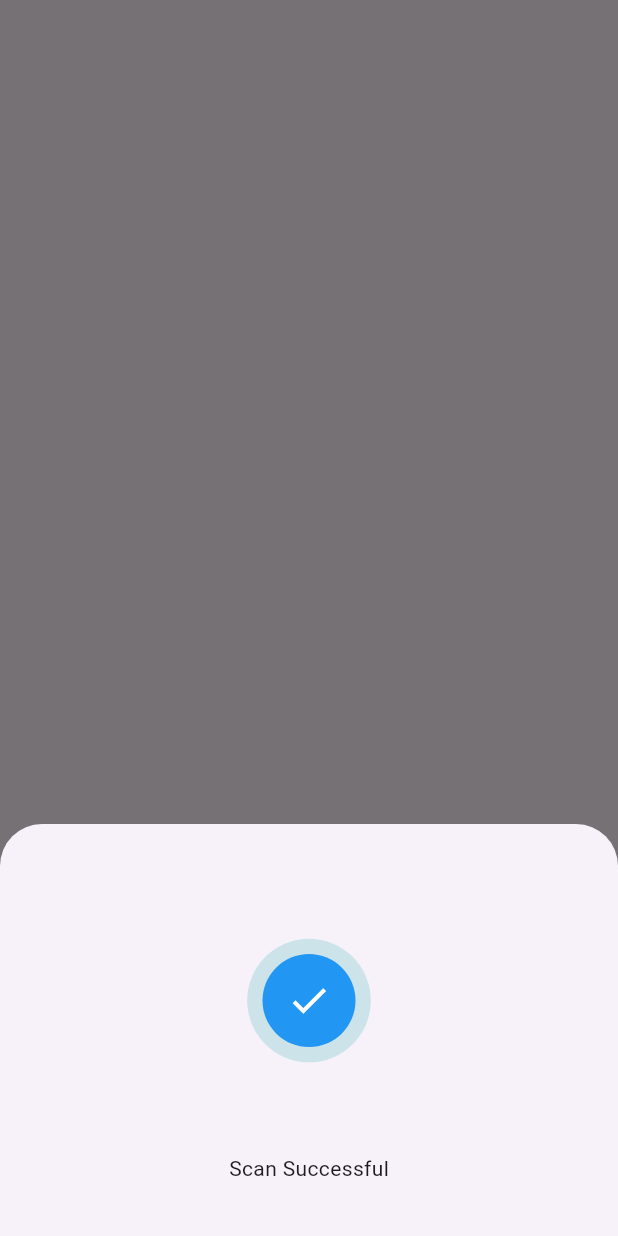
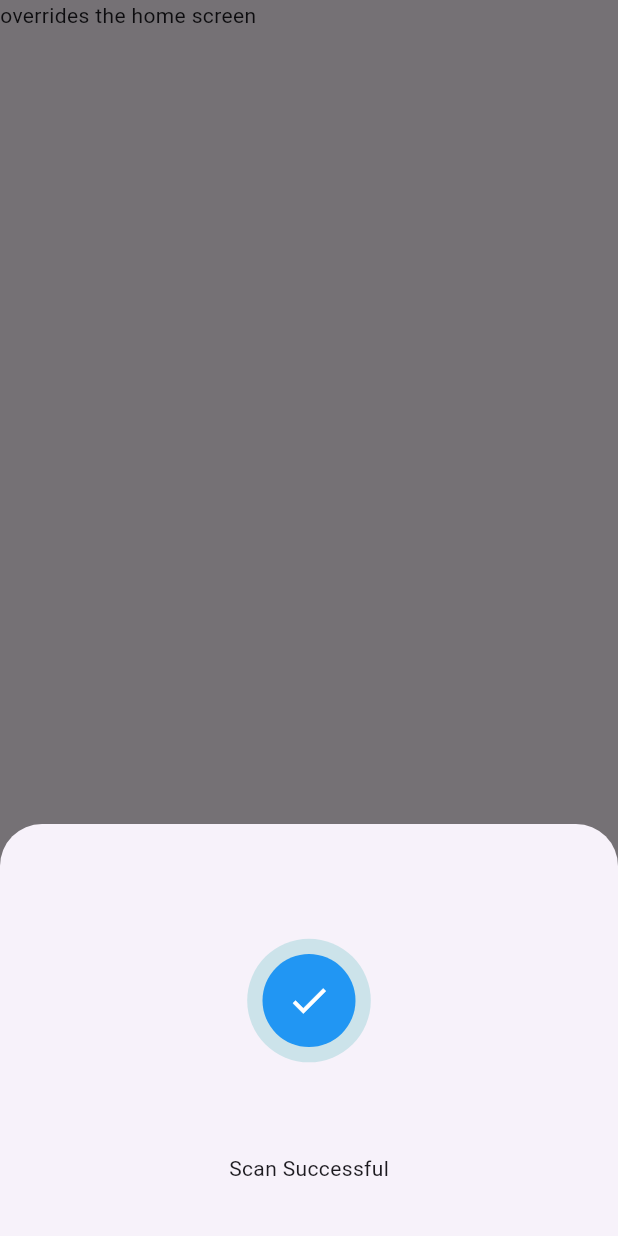
Before and after one commit to Omozuas/Team_I_TouchSync, a Flutter app: the ReadTagSuccessPage screen opened directly, on a phone screen of 412 x 824 dp. Run offline on Flutter 3.47's test engine with Material 3 defaults, Android fonts, the phone set to English and light mode, and no system bars; our stand-ins replace flutter_contacts, get, hexcolor, permission_handler; missing offline and left inert: nfc_manager.

Commit message:
Update scan_success.dart

```diff
--- a/lib/views/read_tag_screen/scan_success.dart
+++ b/lib/views/read_tag_screen/scan_success.dart
@@ -16,7 +16,7 @@ class _ReadTagSuccessPageState extends State<ReadTagSuccessPage> {
   @override
   void initState() {
     super.initState();
-    // Delay the popup to ensure the widget is fully built before showing the dialog
+    // init the function on navigation with a popup
     WidgetsBinding.instance.addPostFrameCallback((_) {
       _showHalfScreenPopup(context);
     });
@@ -44,7 +44,7 @@ class _ReadTagSuccessPageState extends State<ReadTagSuccessPage> {
                   color: GlobalColors.transparentBlue,
                   shape: BoxShape.circle,
                 ),
-                child: SuccessIcon(),
+                child: SuccessIcon(),// widget for success screen
               ),
               Text('Scan Successful'),
             ],
@@ -58,7 +58,7 @@ class _ReadTagSuccessPageState extends State<ReadTagSuccessPage> {
   @override
   Widget build(BuildContext context) {
     return Scaffold(
-      body: Text(""),
+      body: Text("overrides the home screen"),
     );
   }
 }
```
